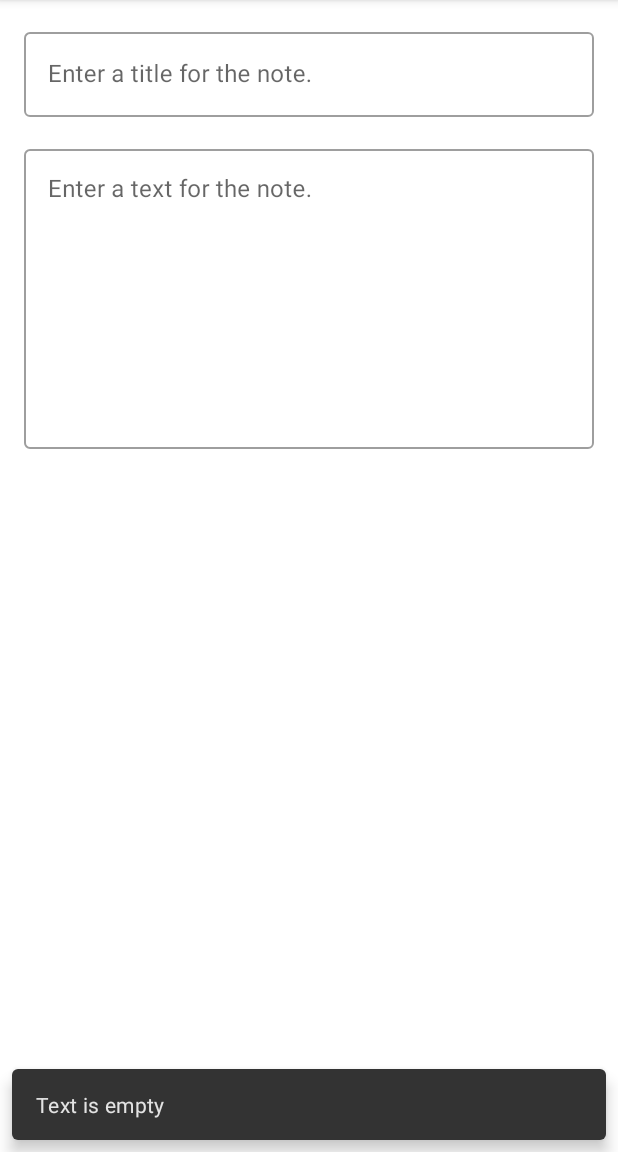
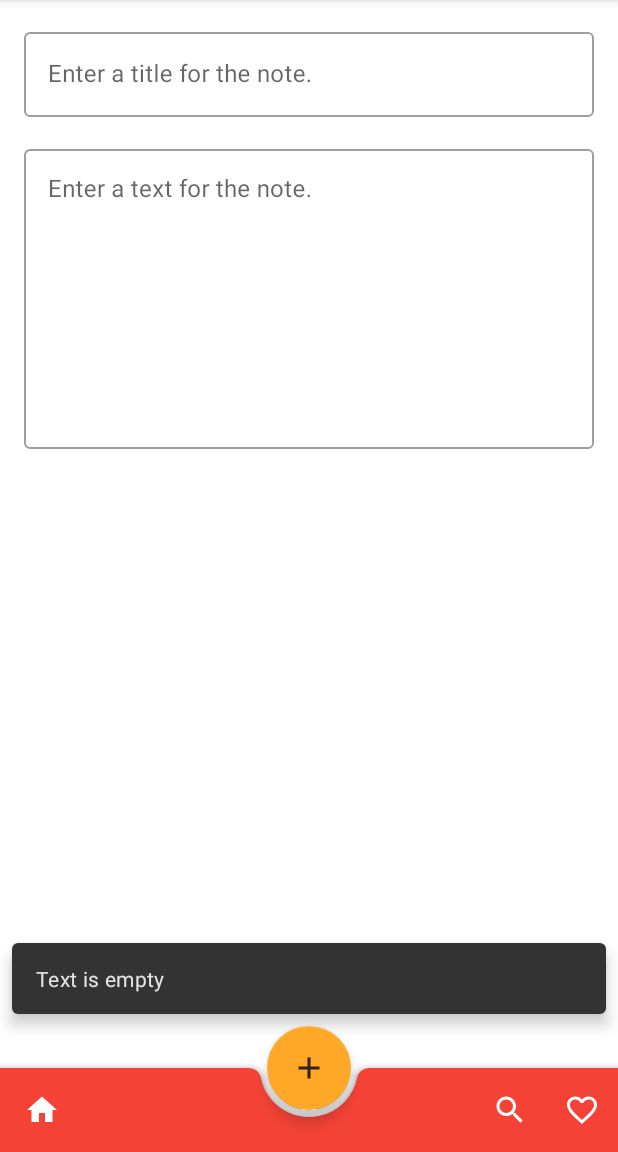
Before and after one commit to veselovvv/Notes, an Android app: the fragment NoteFragment placed in its activity, after a tap on "Save", on a phone screen of 412 x 824 dp, the part 84-1236 px from its top. Run offline under Robolectric (Android 15) with nearby library versions, the phone set to English and light mode, and no system bars; our stand-ins replace Room's generated code; 2 statements that could not run were skipped.

Commit message:
Added BottomAppBar

```diff
--- a/app/src/main/java/com/veselovvv/notes/ui/MainActivity.kt
+++ b/app/src/main/java/com/veselovvv/notes/ui/MainActivity.kt
@@ -1,14 +1,25 @@
 package com.veselovvv.notes.ui
 
 import android.os.Bundle
+import android.view.View
 import androidx.appcompat.app.AppCompatActivity
+import com.google.android.material.floatingactionbutton.FloatingActionButton
+import com.google.android.material.snackbar.Snackbar
 import com.veselovvv.notes.R
+import com.veselovvv.notes.data.Note
 import java.util.*
 
 class MainActivity : AppCompatActivity(), NoteListFragment.Callbacks {
+    lateinit var addFab: FloatingActionButton
+
     override fun onCreate(savedInstanceState: Bundle?) {
         super.onCreate(savedInstanceState)
         setContentView(R.layout.activity_main)
+
+        addFab = findViewById(R.id.add_fab)
+        addFab.setOnClickListener {
+            onNoteSelected(Note().id)
+        }
 
         val currentFragment = supportFragmentManager.findFragmentById(R.id.fragment_container)
         if (currentFragment == null) {
@@ -25,3 +36,10 @@ class MainActivity : AppCompatActivity(), NoteListFragment.Callbacks {
             .commit()
     }
 }
+
+fun showSnackBar(view: View, text: String, fab: FloatingActionButton) {
+    Snackbar.make(view, text, Snackbar.LENGTH_SHORT).apply {
+        anchorView = fab
+        show()
+    }
+}
--- a/app/src/main/java/com/veselovvv/notes/ui/NoteFragment.kt
+++ b/app/src/main/java/com/veselovvv/notes/ui/NoteFragment.kt
@@ -5,7 +5,6 @@ import android.view.*
 import androidx.fragment.app.Fragment
 import androidx.lifecycle.Observer
 import androidx.lifecycle.ViewModelProviders
-import com.google.android.material.snackbar.Snackbar
 import com.google.android.material.textfield.TextInputEditText
 import com.veselovvv.notes.R
 import com.veselovvv.notes.data.Note
@@ -33,8 +32,8 @@ class NoteFragment : Fragment() {
         inflater: LayoutInflater, container: ViewGroup?, savedInstanceState: Bundle?
     ): View? {
         val view = inflater.inflate(R.layout.fragment_note, container, false)
-        titleField = view.findViewById(R.id.note_title) as TextInputEditText
-        textField = view.findViewById(R.id.note_text) as TextInputEditText
+        titleField = view.findViewById(R.id.note_title)
+        textField = view.findViewById(R.id.note_text)
         return view
     }
 
@@ -82,10 +81,10 @@ class NoteFragment : Fragment() {
     private fun saveNoteIfIsNotEmpty(): Boolean {
         if (note.text.isNotEmpty()) {
             saveNote()
-            Snackbar.make(requireView(), R.string.saved, Snackbar.LENGTH_SHORT).show()
+            showSnackBar(requireView(), getString(R.string.saved), requireActivity().findViewById(R.id.add_fab))
             requireActivity().onBackPressed()
         } else {
-            Snackbar.make(requireView(), R.string.text_is_empty, Snackbar.LENGTH_SHORT).show()
+            showSnackBar(requireView(), getString(R.string.text_is_empty), requireActivity().findViewById(R.id.add_fab))
         }
         return true
     }
--- a/app/src/main/java/com/veselovvv/notes/ui/NoteListFragment.kt
+++ b/app/src/main/java/com/veselovvv/notes/ui/NoteListFragment.kt
@@ -2,7 +2,9 @@ package com.veselovvv.notes.ui
 
 import android.content.Context
 import android.os.Bundle
-import android.view.*
+import android.view.LayoutInflater
+import android.view.View
+import android.view.ViewGroup
 import androidx.fragment.app.Fragment
 import androidx.lifecycle.Observer
 import androidx.lifecycle.ViewModelProviders
@@ -10,7 +12,6 @@ import androidx.recyclerview.widget.DividerItemDecoration
 import androidx.recyclerview.widget.LinearLayoutManager
 import androidx.recyclerview.widget.RecyclerView
 import com.google.android.material.imageview.ShapeableImageView
-import com.google.android.material.snackbar.Snackbar
 import com.google.android.material.textview.MaterialTextView
 import com.veselovvv.notes.R
 import com.veselovvv.notes.data.Note
@@ -33,16 +34,11 @@ class NoteListFragment : Fragment() {
         callbacks = context as Callbacks?
     }
 
-    override fun onCreate(savedInstanceState: Bundle?) {
-        super.onCreate(savedInstanceState)
-        setHasOptionsMenu(true)
-    }
-
     override fun onCreateView(
         inflater: LayoutInflater, container: ViewGroup?, savedInstanceState: Bundle?
     ): View? {
         val view = inflater.inflate(R.layout.fragment_note_list, container, false)
-        noteRecyclerView = view.findViewById(R.id.note_recycler_view) as RecyclerView
+        noteRecyclerView = view.findViewById(R.id.note_recycler_view)
         noteRecyclerView.layoutManager = LinearLayoutManager(context)
         noteRecyclerView.adapter = adapter
         return view
@@ -54,19 +50,6 @@ class NoteListFragment : Fragment() {
         notesViewModel.noteListLiveData.observe(
             viewLifecycleOwner, Observer { notes -> notes?.let { updateUI(notes) } }
         )
-    }
-
-    override fun onCreateOptionsMenu(menu: Menu, inflater: MenuInflater) {
-        super.onCreateOptionsMenu(menu, inflater)
-        inflater.inflate(R.menu.fragment_note_list, menu)
-    }
-
-    override fun onOptionsItemSelected(item: MenuItem) = when (item.itemId) {
-        R.id.new_note -> {
-            callbacks?.onNoteSelected(Note().id)
-            true
-        }
-        else -> super.onOptionsItemSelected(item)
     }
 
     override fun onDetach() { // открепление фрагмента от активности
@@ -94,7 +77,7 @@ class NoteListFragment : Fragment() {
             itemView.findViewById<MaterialTextView>(R.id.note_date).text = this.note.date
             itemView.findViewById<ShapeableImageView>(R.id.delete_note).setOnClickListener {
                 notesViewModel.deleteNote(note)
-                Snackbar.make(requireView(), getString(R.string.deleted), Snackbar.LENGTH_SHORT).show()
+                showSnackBar(requireView(), getString(R.string.deleted), requireActivity().findViewById(R.id.add_fab))
             }
         }
 
--- /dev/null
+++ b/app/src/main/res/drawable/ic_baseline_favorite_border_24.xml
@@ -0,0 +1,5 @@
+<vector android:height="24dp" android:tint="#FFFFFF"
+    android:viewportHeight="24" android:viewportWidth="24"
+    android:width="24dp" xmlns:android="http://schemas.android.com/apk/res/android">
+    <path android:fillColor="@android:color/white" android:pathData="M16.5,3c-1.74,0 -3.41,0.81 -4.5,2.09C10.91,3.81 9.24,3 7.5,3 4.42,3 2,5.42 2,8.5c0,3.78 3.4,6.86 8.55,11.54L12,21.35l1.45,-1.32C18.6,15.36 22,12.28 22,8.5 22,5.42 19.58,3 16.5,3zM12.1,18.55l-0.1,0.1 -0.1,-0.1C7.14,14.24 4,11.39 4,8.5 4,6.5 5.5,5 7.5,5c1.54,0 3.04,0.99 3.57,2.36h1.87C13.46,5.99 14.96,5 16.5,5c2,0 3.5,1.5 3.5,3.5 0,2.89 -3.14,5.74 -7.9,10.05z"/>
+</vector>
--- /dev/null
+++ b/app/src/main/res/drawable/ic_baseline_home_24.xml
@@ -0,0 +1,5 @@
+<vector android:height="24dp" android:tint="#FFFFFF"
+    android:viewportHeight="24" android:viewportWidth="24"
+    android:width="24dp" xmlns:android="http://schemas.android.com/apk/res/android">
+    <path android:fillColor="@android:color/white" android:pathData="M10,20v-6h4v6h5v-8h3L12,3 2,12h3v8z"/>
+</vector>
--- /dev/null
+++ b/app/src/main/res/drawable/ic_baseline_search_24.xml
@@ -0,0 +1,5 @@
+<vector android:height="24dp" android:tint="#FFFFFF"
+    android:viewportHeight="24" android:viewportWidth="24"
+    android:width="24dp" xmlns:android="http://schemas.android.com/apk/res/android">
+    <path android:fillColor="@android:color/white" android:pathData="M15.5,14h-0.79l-0.28,-0.27C15.41,12.59 16,11.11 16,9.5 16,5.91 13.09,3 9.5,3S3,5.91 3,9.5 5.91,16 9.5,16c1.61,0 3.09,-0.59 4.23,-1.57l0.27,0.28v0.79l5,4.99L20.49,19l-4.99,-5zM9.5,14C7.01,14 5,11.99 5,9.5S7.01,5 9.5,5 14,7.01 14,9.5 11.99,14 9.5,14z"/>
+</vector>
--- a/app/src/main/res/layout/activity_main.xml
+++ b/app/src/main/res/layout/activity_main.xml
@@ -1,6 +1,35 @@
 <?xml version="1.0" encoding="utf-8"?>
-<FrameLayout
-    xmlns:android="http://schemas.android.com/apk/res/android"
-    android:id="@+id/fragment_container"
+<androidx.coordinatorlayout.widget.CoordinatorLayout xmlns:android="http://schemas.android.com/apk/res/android"
+    xmlns:app="http://schemas.android.com/apk/res-auto"
     android:layout_width="match_parent"
-    android:layout_height="match_parent"/>
+    android:layout_height="match_parent">
+
+    <FrameLayout
+        android:id="@+id/fragment_container"
+        android:layout_width="match_parent"
+        android:layout_height="match_parent" />
+
+    <com.google.android.material.bottomappbar.BottomAppBar
+        android:id="@+id/bottom_app_bar"
+        android:layout_width="match_parent"
+        android:layout_height="wrap_content"
+        android:layout_gravity="bottom"
+        app:menu="@menu/bottom_app_bar_menu"
+        style="@style/Widget.MaterialComponents.BottomAppBar.Colored">
+
+        <com.google.android.material.imageview.ShapeableImageView
+            android:id="@+id/home"
+            android:layout_width="wrap_content"
+            android:layout_height="wrap_content"
+            android:gravity="start"
+            android:src="@drawable/ic_baseline_home_24">
+        </com.google.android.material.imageview.ShapeableImageView>
+    </com.google.android.material.bottomappbar.BottomAppBar>
+
+    <com.google.android.material.floatingactionbutton.FloatingActionButton
+        android:id="@+id/add_fab"
+        android:layout_width="wrap_content"
+        android:layout_height="wrap_content"
+        android:src="@drawable/ic_menu_add"
+        app:layout_anchor="@id/bottom_app_bar" />
+</androidx.coordinatorlayout.widget.CoordinatorLayout>
--- /dev/null
+++ b/app/src/main/res/menu/bottom_app_bar_menu.xml
@@ -0,0 +1,16 @@
+<?xml version="1.0" encoding="utf-8"?>
+<menu xmlns:android="http://schemas.android.com/apk/res/android"
+    xmlns:app="http://schemas.android.com/apk/res-auto">
+
+    <item
+        android:id="@+id/search"
+        android:icon="@drawable/ic_baseline_search_24"
+        android:title="@string/search"
+        app:showAsAction="ifRoom" />
+
+    <item
+        android:id="@+id/favorites"
+        android:icon="@drawable/ic_baseline_favorite_border_24"
+        android:title="@string/favorites"
+        app:showAsAction="ifRoom" />
+</menu>
--- a/app/src/main/res/menu/fragment_note_list.xml
+++ /dev/null
@@ -1,11 +0,0 @@
-<?xml version="1.0" encoding="utf-8"?>
-<menu
-    xmlns:android="http://schemas.android.com/apk/res/android"
-    xmlns:app="http://schemas.android.com/apk/res-auto">
-
-    <item
-        android:id="@+id/new_note"
-        android:icon="@drawable/ic_menu_add"
-        android:title="@string/new_note"
-        app:showAsAction="ifRoom|withText" />
-</menu>
--- a/app/src/main/res/values-night/themes.xml
+++ b/app/src/main/res/values-night/themes.xml
@@ -6,12 +6,11 @@
         <item name="colorPrimaryVariant">@color/red_700</item>
         <item name="colorOnPrimary">@color/white</item>
         <!-- Secondary brand color. -->
-        <item name="colorSecondary">@color/red_a200</item>
+        <item name="colorSecondary">@color/orange_400</item>
         <item name="colorSecondaryVariant">@color/red_a700</item>
         <item name="colorOnSecondary">@color/black</item>
         <!-- Status bar color. -->
         <item name="android:statusBarColor" tools:targetApi="l">?attr/colorPrimaryVariant</item>
         <!-- Customize your theme here. -->
-        <item name="colorAccent">@color/orange_400</item>
     </style>
 </resources>
--- a/app/src/main/res/values/strings.xml
+++ b/app/src/main/res/values/strings.xml
@@ -11,4 +11,6 @@
     <string name="text_is_empty">Text is empty</string>
     <string name="no_title">No title</string>
     <string name="deleted">Deleted</string>
+    <string name="favorites">Favorites</string>
+    <string name="search">Search</string>
 </resources>
--- a/app/src/main/res/values/themes.xml
+++ b/app/src/main/res/values/themes.xml
@@ -6,12 +6,11 @@
         <item name="colorPrimaryVariant">@color/red_700</item>
         <item name="colorOnPrimary">@color/white</item>
         <!-- Secondary brand color. -->
-        <item name="colorSecondary">@color/red_a200</item>
+        <item name="colorSecondary">@color/orange_400</item>
         <item name="colorSecondaryVariant">@color/red_a700</item>
         <item name="colorOnSecondary">@color/black</item>
         <!-- Status bar color. -->
         <item name="android:statusBarColor" tools:targetApi="l">?attr/colorPrimaryVariant</item>
         <!-- Customize your theme here. -->
-        <item name="colorAccent">@color/orange_400</item>
     </style>
 </resources>
```
Also changed, not shown: 2 other files.
